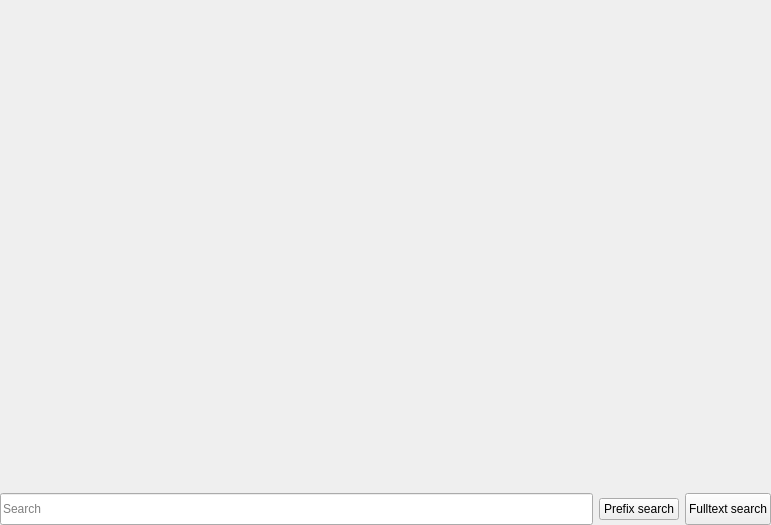
Before: the Qt Designer form viur_admin/ui/list.ui in viur-framework/viur-admin, drawn with Qt 5.
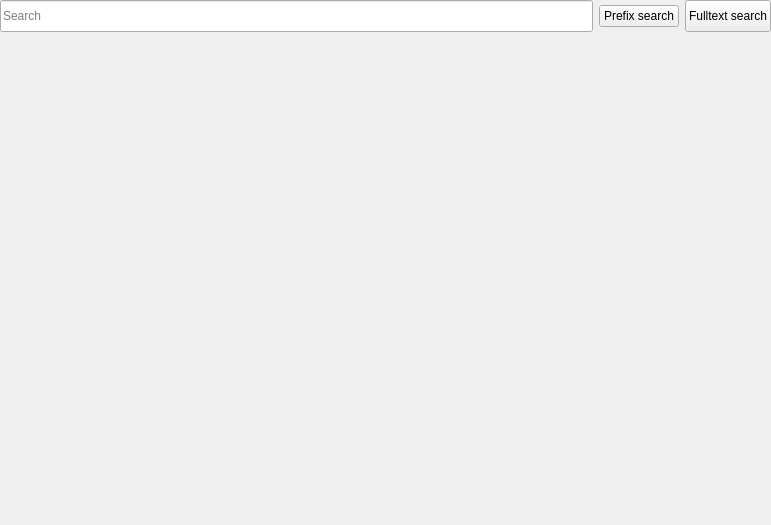
After: the same form once the commit is applied. Icons and pictures are not drawn.

Commit message: now with working treedir bone, remembering last used portal in login screen and rearranged search line in list views

```diff
--- a/viur_admin/ui/list.ui
+++ b/viur_admin/ui/list.ui
@@ -42,9 +42,6 @@
      </property>
     </layout>
    </item>
-   <item>
-    <widget class="QWidget" name="tableWidget" native="true"/>
-   </item>
    <item>
     <layout class="QHBoxLayout" name="layoutToolBar">
      <item>
@@ -93,6 +90,9 @@
      </item>
     </layout>
    </item>
+   <item>
+    <widget class="QWidget" name="tableWidget" native="true"/>
+   </item>
   </layout>
  </widget>
  <resources/>
```
The commit also changes 11 other files.
